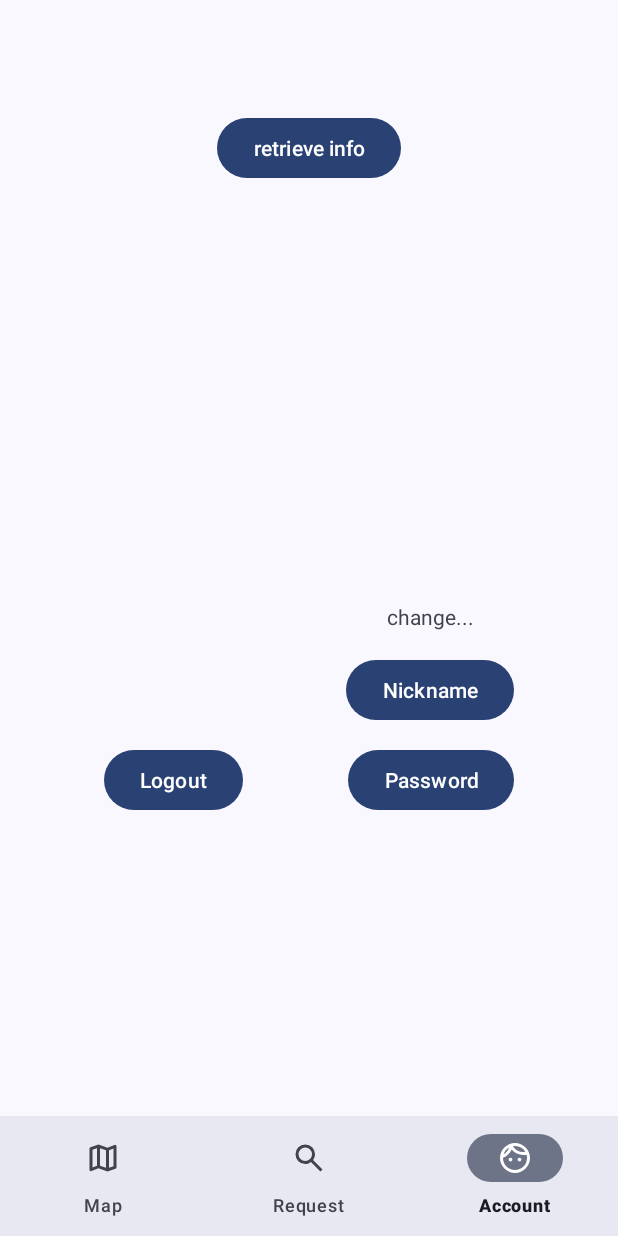
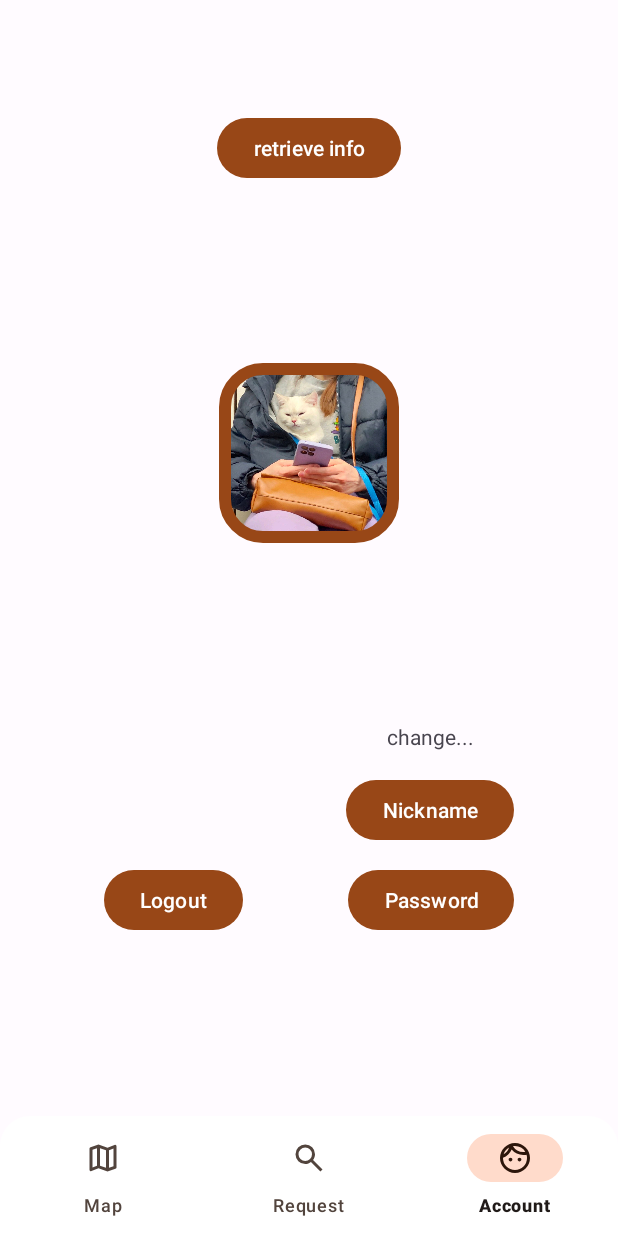
Before and after one commit to Rythmap/client-java-legacy, an Android app: the MainActivity screen opened directly, with no data from a screen before it, item 3 of the bottom bar chosen, on a phone screen of 412 x 824 dp. Run offline under Robolectric (Android 15) with nearby library versions, the phone set to English and light mode, and no system bars; our stand-ins replace data binding; libraries missing offline, so code that uses them is left out: com.mapbox.mapboxsdk; 9 statements that could not run were skipped.

Commit message:
intermediate commit

```diff
--- a/app/build.gradle.kts
+++ b/app/build.gradle.kts
@@ -49,10 +49,11 @@ dependencies {
     implementation("com.google.code.gson:gson:2.10.1")
     implementation("com.squareup.retrofit2:converter-gson:2.9.0")
     implementation("org.maplibre.gl:android-sdk:10.2.0")
-    implementation("com.google.android.gms:play-services-location:21.1.0")
+    implementation("com.google.android.gms:play-services-location:21.2.0")
     implementation("androidx.lifecycle:lifecycle-livedata:2.7.0")
     implementation("androidx.lifecycle:lifecycle-viewmodel:2.7.0")
     implementation("androidx.lifecycle:lifecycle-viewmodel-savedstate:2.7.0")
+    implementation("com.squareup.okhttp3:okhttp:4.12.0")
     testImplementation("junit:junit:4.13.2")
     androidTestImplementation("androidx.test.ext:junit:1.1.5")
     androidTestImplementation("androidx.test.espresso:espresso-core:3.5.1")
--- a/app/src/main/AndroidManifest.xml
+++ b/app/src/main/AndroidManifest.xml
@@ -7,6 +7,7 @@
     <uses-permission android:name="android.permission.ACCESS_FINE_LOCATION" />
 
     <application
+        android:usesCleartextTraffic="true"
         android:name=".MelodymapApplication"
         android:allowBackup="true"
         android:dataExtractionRules="@xml/data_extraction_rules"
--- a/app/src/main/java/com/mvnh/melodymap/AccountFragment.java
+++ b/app/src/main/java/com/mvnh/melodymap/AccountFragment.java
@@ -35,7 +35,7 @@ public class AccountFragment extends Fragment {
     private TokenManager tokenManager;
 
     @Override
-    public View onCreateView(LayoutInflater inflater, ViewGroup container,
+    public View onCreateView(@NonNull LayoutInflater inflater, ViewGroup container,
                              Bundle savedInstanceState) {
         binding = FragmentAccountBinding.inflate(inflater, container, false);
         accountVM = new ViewModelProvider(getActivity()).get(AccountViewModel.class);
@@ -65,8 +65,7 @@ public class AccountFragment extends Fragment {
         Call<AccountInfo> accountInfoCall = accountApi.getAccountInfo(token);
         accountInfoCall.enqueue(new Callback<AccountInfo>() {
             @Override
-            public void onResponse(Call<AccountInfo> call, Response<AccountInfo> response) {
-                // добавить обработку других кодов!!!!!
+            public void onResponse(@NonNull Call<AccountInfo> call, @NonNull Response<AccountInfo> response) {
                 if (isAdded() && getActivity() != null) {
                     if (response.isSuccessful()) {
                         Log.d("Melodymap", "response code" + response.code());
@@ -87,6 +86,7 @@ public class AccountFragment extends Fragment {
                             accountVM.setAccountInfo(getString(R.string.unknown_error) + response.code());
                             Log.e("Melodymap", String.valueOf(response.code()));
                         }
+                        requireActivity().finishAffinity();
                     }
                 }
             }
--- a/app/src/main/java/com/mvnh/melodymap/MainActivity.java
+++ b/app/src/main/java/com/mvnh/melodymap/MainActivity.java
@@ -1,6 +1,8 @@
 package com.mvnh.melodymap;
 
+import androidx.activity.EdgeToEdge;
 import androidx.appcompat.app.AppCompatActivity;
+import androidx.core.view.WindowCompat;
 import androidx.fragment.app.Fragment;
 import androidx.fragment.app.FragmentManager;
 import androidx.fragment.app.FragmentTransaction;
@@ -8,11 +10,15 @@ import androidx.fragment.app.FragmentTransaction;
 import static com.mvnh.melodymap.auth.AuthActivity.errorDescriptions;
 
 import android.content.Intent;
+import android.graphics.drawable.GradientDrawable;
 import android.os.Bundle;
 import android.util.Log;
 import android.widget.Toast;
 
 import com.google.android.material.bottomnavigation.BottomNavigationView;
+import com.google.android.material.shape.CornerFamily;
+import com.google.android.material.shape.MaterialShapeDrawable;
+import com.google.android.material.shape.ShapeAppearanceModel;
 import com.mvnh.melodymap.auth.AuthActivity;
 import com.mvnh.melodymap.responses.ServiceGenerator;
 import com.mvnh.melodymap.responses.account.AccountApi;
@@ -32,9 +38,9 @@ public class MainActivity extends AppCompatActivity {
     protected void onCreate(Bundle savedInstanceState) {
         super.onCreate(savedInstanceState);
         setContentView(R.layout.activity_main);
+        EdgeToEdge.enable(this);
 
         BottomNavigationView bnv = findViewById(R.id.mainBottomNavigation);
-
         tokenManager = new TokenManager(this);
         tokenValidation();
 
--- a/app/src/main/java/com/mvnh/melodymap/MapFragment.java
+++ b/app/src/main/java/com/mvnh/melodymap/MapFragment.java
@@ -9,9 +9,11 @@ import android.Manifest;
 import androidx.activity.result.ActivityResultLauncher;
 import androidx.activity.result.contract.ActivityResultContracts;
 import androidx.annotation.NonNull;
+import androidx.annotation.Nullable;
 import androidx.core.app.ActivityCompat;
 import androidx.fragment.app.Fragment;
 
+import android.util.Log;
 import android.view.LayoutInflater;
 import android.view.View;
 import android.view.ViewGroup;
@@ -19,18 +21,29 @@ import android.widget.Toast;
 
 import com.google.android.gms.location.FusedLocationProviderClient;
 import com.google.android.gms.location.LocationServices;
+import com.google.android.gms.tasks.OnCompleteListener;
+import com.google.android.gms.tasks.Task;
 import com.mapbox.mapboxsdk.Mapbox;
 import com.mapbox.mapboxsdk.camera.CameraPosition;
 import com.mapbox.mapboxsdk.geometry.LatLng;
 import com.mapbox.mapboxsdk.maps.MapView;
-import com.mapbox.mapboxsdk.maps.MapboxMap;
-import com.mapbox.mapboxsdk.maps.OnMapReadyCallback;
+
+import java.util.Objects;
+import java.util.concurrent.TimeUnit;
+
+import okhttp3.OkHttpClient;
+import okhttp3.Request;
+import okhttp3.Response;
+import okhttp3.WebSocket;
+import okhttp3.WebSocketListener;
 
 public class MapFragment extends Fragment {
 
     private MapView mapView;
     private String accessToken;
+    private TokenManager tokenManager;
     private FusedLocationProviderClient fusedLocationProviderClient;
+    private OkHttpClient client;
 
     private final ActivityResultLauncher<String> requestPermissionLauncher =
             registerForActivityResult(new ActivityResultContracts.RequestPermission(), isGranted -> {
@@ -53,15 +66,52 @@ public class MapFragment extends Fragment {
                              Bundle savedInstanceState) {
         View view = inflater.inflate(R.layout.fragment_map, container, false);
 
+        TokenManager tokenManager = new TokenManager(getContext());
+
+        client = new OkHttpClient.Builder().readTimeout(0, TimeUnit.MILLISECONDS).build();
+        Request request = new Request.Builder().url("wss://melomap.fun/ws").build();
+        WebSocket webSocket = client.newWebSocket(request, new WebSocketListener() {
+            @Override
+            public void onOpen(@NonNull WebSocket webSocket, @NonNull Response response) {
+                super.onOpen(webSocket, response);
+
+                if (ActivityCompat.checkSelfPermission(requireContext(), Manifest.permission.ACCESS_FINE_LOCATION) != PackageManager.PERMISSION_GRANTED) {
+                    requestPermissionLauncher.launch(Manifest.permission.ACCESS_FINE_LOCATION);
+                } else {
+                    fusedLocationProviderClient.getLastLocation().addOnCompleteListener(task -> {
+                       if (task.isSuccessful() && task.getResult() != null) {
+                           Location location = task.getResult();
+
+                           String json = "{\"access_token\":\"" + tokenManager.getToken() +
+                                   "\",\"geolocation\":{\"latitude\":" + location.getLatitude() +
+                                   ",\"longitude\":" + location.getLongitude() + "}}";
+                           webSocket.send(json);
+                       }
+                    });
+                }
+            }
+
+            @Override
+            public void onMessage(@NonNull WebSocket webSocket, @NonNull String text) {
+                super.onMessage(webSocket, text);
+                Log.d("Melodymap", "websocket response" + text);
+            }
+
+            @Override
+            public void onFailure(@NonNull WebSocket webSocket, @NonNull Throwable t, @Nullable Response response) {
+                super.onFailure(webSocket, t, response);
+                Log.d("Melodymap", "websocket failure: " + t.getMessage());
+            }
+        });
+
         accessToken = getString(R.string.jawg_access_token);
         String styleUrl = "https://api.jawg.io/styles/jawg-matrix.json?access-token=" + accessToken;
 
         mapView = view.findViewById(R.id.mapView);
         mapView.onCreate(savedInstanceState);
 
-        fusedLocationProviderClient = LocationServices.getFusedLocationProviderClient(getContext());
-        if (ActivityCompat.checkSelfPermission(getContext(), Manifest.permission.ACCESS_FINE_LOCATION) != PackageManager.PERMISSION_GRANTED
-                && ActivityCompat.checkSelfPermission(getContext(), Manifest.permission.ACCESS_COARSE_LOCATION) != PackageManager.PERMISSION_GRANTED) {
+        fusedLocationProviderClient = LocationServices.getFusedLocationProviderClient(requireContext());
+        if (ActivityCompat.checkSelfPermission(requireContext(), Manifest.permission.ACCESS_FINE_LOCATION) != PackageManager.PERMISSION_GRANTED) {
             requestPermissionLauncher.launch(Manifest.permission.ACCESS_FINE_LOCATION);
         } else {
             mapView.getMapAsync(mapboxMap -> mapboxMap.setStyle(styleUrl));
@@ -72,7 +122,7 @@ public class MapFragment extends Fragment {
     }
 
     private void getLocation() {
-        if (ActivityCompat.checkSelfPermission(getContext(), Manifest.permission.ACCESS_FINE_LOCATION) != PackageManager.PERMISSION_GRANTED) {
+        if (ActivityCompat.checkSelfPermission(requireContext(), Manifest.permission.ACCESS_FINE_LOCATION) != PackageManager.PERMISSION_GRANTED) {
             requestPermissionLauncher.launch(Manifest.permission.ACCESS_FINE_LOCATION);
         } else {
             fusedLocationProviderClient.getLastLocation().addOnCompleteListener(task -> {
--- a/app/src/main/java/com/mvnh/melodymap/MelodymapApplication.java
+++ b/app/src/main/java/com/mvnh/melodymap/MelodymapApplication.java
@@ -1,13 +1,12 @@
 package com.mvnh.melodymap;
 
 import android.app.Application;
-
 import com.google.android.material.color.DynamicColors;
 
 public class MelodymapApplication extends Application {
     @Override
     public void onCreate() {
         super.onCreate();
-        DynamicColors.applyToActivitiesIfAvailable(this);
+        //DynamicColors.applyToActivitiesIfAvailable(this);
     }
 }
--- a/app/src/main/java/com/mvnh/melodymap/RequestFragment.java
+++ b/app/src/main/java/com/mvnh/melodymap/RequestFragment.java
@@ -61,6 +61,8 @@ public class RequestFragment extends Fragment {
     }
 
     private void yandexRequest(String token) {
+        yandexMusicResultView.setText(R.string.wait);
+
         YandexApi yandexApi = ServiceGenerator.createService(YandexApi.class);
         Call<YandexInfo> call = yandexApi.getCurrentTrack(token);
 
--- a/app/src/main/java/com/mvnh/melodymap/TokenManager.java
+++ b/app/src/main/java/com/mvnh/melodymap/TokenManager.java
@@ -26,6 +26,7 @@ public class TokenManager {
                     EncryptedSharedPreferences.PrefValueEncryptionScheme.AES256_GCM
             );
         } catch (Exception e) {
+            Log.d("token", String.valueOf(e));
         }
     }
 
--- a/app/src/main/java/com/mvnh/melodymap/auth/LoginActivity.java
+++ b/app/src/main/java/com/mvnh/melodymap/auth/LoginActivity.java
@@ -9,6 +9,7 @@ import androidx.annotation.Nullable;
 import androidx.appcompat.app.AppCompatActivity;
 
 import android.util.Log;
+import android.view.View;
 import android.widget.Toast;
 
 import com.mvnh.melodymap.MainActivity;
@@ -60,7 +61,7 @@ public class LoginActivity extends AppCompatActivity {
                     AuthResponse authResponse = response.body();
                     String accessToken = authResponse.getAccessToken();
                     tokenManager.saveToken(accessToken);
-                    Log.d("Melodymap", "access token" + accessToken);
+                    Log.d("Melodymap", "access token " + accessToken);
                     runOnUiThread(() -> {
                         Log.d("Melodymap", "running main activity after successful response");
                         startActivity(new Intent(LoginActivity.this, MainActivity.class));
--- a/app/src/main/java/com/mvnh/melodymap/auth/RegisterActivity.java
+++ b/app/src/main/java/com/mvnh/melodymap/auth/RegisterActivity.java
@@ -1,18 +1,17 @@
 package com.mvnh.melodymap.auth;
 
 import static com.mvnh.melodymap.auth.AuthActivity.errorDescriptions;
-
-import androidx.appcompat.app.AppCompatActivity;
 
 import android.content.Intent;
 import android.os.Bundle;
 import android.util.Log;
 import android.widget.Toast;
 
+import androidx.appcompat.app.AppCompatActivity;
+
 import com.mvnh.melodymap.MainActivity;
 import com.mvnh.melodymap.R;
 import com.mvnh.melodymap.TokenManager;
-import com.mvnh.melodymap.databinding.ActivityLoginBinding;
 import com.mvnh.melodymap.databinding.ActivityRegisterBinding;
 import com.mvnh.melodymap.responses.ServiceGenerator;
 import com.mvnh.melodymap.responses.account.AccountApi;
--- a/app/src/main/java/com/mvnh/melodymap/responses/account/AccountApi.java
+++ b/app/src/main/java/com/mvnh/melodymap/responses/account/AccountApi.java
@@ -7,12 +7,12 @@ import retrofit2.http.POST;
 import retrofit2.http.Query;
 
 public interface AccountApi {
-    @GET("api/melomap/account.info")
+    @GET("melomap/account.info")
     Call<AccountInfo> getAccountInfo(@Query("token") String token);
 
-    @POST("api/melomap/account.register")
+    @POST("melomap/account.register")
     Call<AuthResponse> register(@Body AccountRegister request);
 
-    @POST("api/melomap/account.login")
+    @POST("melomap/account.login")
     Call<AuthResponse> login(@Body AccountLogin request);
 }
--- a/app/src/main/java/com/mvnh/melodymap/responses/yandex/YandexApi.java
+++ b/app/src/main/java/com/mvnh/melodymap/responses/yandex/YandexApi.java
@@ -5,6 +5,6 @@ import retrofit2.http.GET;
 import retrofit2.http.Query;
 
 public interface YandexApi {
-    @GET("api/music/yandex.current_track")
+    @GET("music?yandex.current_track")
     Call<YandexInfo> getCurrentTrack(@Query("token") String token);
 }
--- /dev/null
+++ b/app/src/main/res/drawable/rounded_top_corners.xml
@@ -0,0 +1,7 @@
+<?xml version="1.0" encoding="utf-8"?>
+<shape xmlns:android="http://schemas.android.com/apk/res/android">
+    <solid android:color="?attr/colorOnSecondary"/>
+    <corners
+        android:topLeftRadius="20dp"
+        android:topRightRadius="20dp"/>
+</shape>
--- a/app/src/main/res/layout/activity_main.xml
+++ b/app/src/main/res/layout/activity_main.xml
@@ -10,8 +10,8 @@
         android:id="@+id/mainBottomNavigation"
         android:layout_width="match_parent"
         android:layout_height="wrap_content"
-        android:background="?android:attr/windowBackground"
         app:labelVisibilityMode="labeled"
+        android:background="@drawable/rounded_top_corners"
         app:layout_constraintBottom_toBottomOf="parent"
         app:layout_constraintEnd_toEndOf="parent"
         app:layout_constraintStart_toStartOf="parent"
@@ -23,11 +23,12 @@
         android:id="@+id/fragmentContainerView"
         android:name="com.mvnh.melodymap.MapFragment"
         android:layout_width="match_parent"
-        android:layout_height="0dp"
+        android:layout_height="match_parent"
         app:layout_constraintBottom_toTopOf="@+id/mainBottomNavigation"
         app:layout_constraintEnd_toEndOf="parent"
+        app:layout_constraintHorizontal_bias="0.0"
         app:layout_constraintStart_toStartOf="parent"
-        app:layout_constraintTop_toTopOf="parent" />
-
+        app:layout_constraintTop_toTopOf="parent"
+        app:layout_constraintVertical_bias="0.0" />
 
 </androidx.constraintlayout.widget.ConstraintLayout>
--- a/app/src/main/res/layout/fragment_account.xml
+++ b/app/src/main/res/layout/fragment_account.xml
@@ -76,6 +76,26 @@
             app:layout_constraintEnd_toEndOf="parent"
             app:layout_constraintStart_toStartOf="parent"
             app:layout_constraintTop_toBottomOf="@+id/accountInfoView" />
+
+        <com.google.android.material.imageview.ShapeableImageView
+            android:layout_width="120dp"
+            android:layout_height="120dp"
+            android:layout_marginStart="120dp"
+            android:layout_marginTop="120dp"
+            android:layout_marginEnd="120dp"
+            android:layout_marginBottom="120dp"
+            android:src="@drawable/fuckthisworldcat"
+            app:layout_constraintBottom_toTopOf="@+id/changeLabel"
+            app:layout_constraintEnd_toEndOf="parent"
+            app:layout_constraintStart_toStartOf="parent"
+            app:layout_constraintTop_toBottomOf="@+id/retriveAccountInfoButton"
+            app:shapeAppearanceOverlay="@style/roundedImageView"
+            app:strokeColor="?attr/colorPrimary"
+            app:strokeWidth="8dp"
+            android:padding="4dp">
+
+        </com.google.android.material.imageview.ShapeableImageView>
+
     </androidx.constraintlayout.widget.ConstraintLayout>
 
 </layout>
--- a/app/src/main/res/layout/fragment_map.xml
+++ b/app/src/main/res/layout/fragment_map.xml
@@ -12,7 +12,11 @@
         android:layout_height="match_parent"
         mapbox:maplibre_cameraTargetLat="55.7510"
         mapbox:maplibre_cameraTargetLng="37.6176"
-        mapbox:maplibre_cameraZoom="10">
+        mapbox:maplibre_cameraZoom="10"
+        mapbox:maplibre_uiLogoGravity="bottom"
+        mapbox:maplibre_uiLogoMarginBottom="105dp"
+        mapbox:maplibre_uiAttributionGravity="bottom"
+        mapbox:maplibre_uiAttributionMarginBottom="105dp">
 
     </com.mapbox.mapboxsdk.maps.MapView>
 
--- a/app/src/main/res/values/colors.xml
+++ b/app/src/main/res/values/colors.xml
@@ -1,64 +1,64 @@
 
 <resources>
-    <color name="seed">#f8d5b8</color>
-    <color name="md_theme_light_primary">#8C4F00</color>
+    <color name="seed">#9b522a</color>
+    <color name="md_theme_light_primary">#984717</color>
     <color name="md_theme_light_onPrimary">#FFFFFF</color>
-    <color name="md_theme_light_primaryContainer">#FFDCBF</color>
-    <color name="md_theme_light_onPrimaryContainer">#2D1600</color>
-    <color name="md_theme_light_secondary">#735943</color>
+    <color name="md_theme_light_primaryContainer">#FFDBCB</color>
+    <color name="md_theme_light_onPrimaryContainer">#341100</color>
+    <color name="md_theme_light_secondary">#765849</color>
     <color name="md_theme_light_onSecondary">#FFFFFF</color>
-    <color name="md_theme_light_secondaryContainer">#FFDCBF</color>
-    <color name="md_theme_light_onSecondaryContainer">#291806</color>
-    <color name="md_theme_light_tertiary">#8C4F00</color>
-    <color name="md_theme_light_onTertiary">#FFFFFF</color>
-    <color name="md_theme_light_tertiaryContainer">#FFDCBF</color>
-    <color name="md_theme_light_onTertiaryContainer">#2D1600</color>
+    <color name="md_theme_light_secondaryContainer">#FFDBCB</color>
+    <color name="md_theme_light_onSecondaryContainer">#2C160B</color>
+    <color name="md_theme_light_tertiary">#00629e</color>
+    <color name="md_theme_light_onTertiary">#ffffff</color>
+    <color name="md_theme_light_tertiaryContainer">#cfe4ff</color>
+    <color name="md_theme_light_onTertiaryContainer">#001d34</color>
     <color name="md_theme_light_error">#BA1A1A</color>
     <color name="md_theme_light_errorContainer">#FFDAD6</color>
     <color name="md_theme_light_onError">#FFFFFF</color>
     <color name="md_theme_light_onErrorContainer">#410002</color>
     <color name="md_theme_light_background">#FFFBFF</color>
-    <color name="md_theme_light_onBackground">#201B17</color>
+    <color name="md_theme_light_onBackground">#201A18</color>
     <color name="md_theme_light_surface">#FFFBFF</color>
-    <color name="md_theme_light_onSurface">#201B17</color>
-    <color name="md_theme_light_surfaceVariant">#F2DFD1</color>
-    <color name="md_theme_light_onSurfaceVariant">#51443A</color>
-    <color name="md_theme_light_outline">#837469</color>
-    <color name="md_theme_light_inverseOnSurface">#FAEFE7</color>
-    <color name="md_theme_light_inverseSurface">#352F2B</color>
-    <color name="md_theme_light_inversePrimary">#FFB874</color>
+    <color name="md_theme_light_onSurface">#201A18</color>
+    <color name="md_theme_light_surfaceVariant">#F4DED5</color>
+    <color name="md_theme_light_onSurfaceVariant">#52443D</color>
+    <color name="md_theme_light_outline">#85736C</color>
+    <color name="md_theme_light_inverseOnSurface">#FBEEE9</color>
+    <color name="md_theme_light_inverseSurface">#362F2C</color>
+    <color name="md_theme_light_inversePrimary">#FFB692</color>
     <color name="md_theme_light_shadow">#000000</color>
-    <color name="md_theme_light_surfaceTint">#8C4F00</color>
-    <color name="md_theme_light_outlineVariant">#D5C3B6</color>
+    <color name="md_theme_light_surfaceTint">#984717</color>
+    <color name="md_theme_light_outlineVariant">#D7C2B9</color>
     <color name="md_theme_light_scrim">#000000</color>
-    <color name="md_theme_dark_primary">#FFB874</color>
-    <color name="md_theme_dark_onPrimary">#4B2800</color>
-    <color name="md_theme_dark_primaryContainer">#6B3B00</color>
-    <color name="md_theme_dark_onPrimaryContainer">#FFDCBF</color>
-    <color name="md_theme_dark_secondary">#E2C0A4</color>
-    <color name="md_theme_dark_onSecondary">#412C18</color>
-    <color name="md_theme_dark_secondaryContainer">#59422D</color>
-    <color name="md_theme_dark_onSecondaryContainer">#FFDCBF</color>
-    <color name="md_theme_dark_tertiary">#FFB874</color>
-    <color name="md_theme_dark_onTertiary">#4B2800</color>
-    <color name="md_theme_dark_tertiaryContainer">#6B3B00</color>
-    <color name="md_theme_dark_onTertiaryContainer">#FFDCBF</color>
+    <color name="md_theme_dark_primary">#FFB692</color>
+    <color name="md_theme_dark_onPrimary">#552000</color>
+    <color name="md_theme_dark_primaryContainer">#793100</color>
+    <color name="md_theme_dark_onPrimaryContainer">#FFDBCB</color>
+    <color name="md_theme_dark_secondary">#E6BEAC</color>
+    <color name="md_theme_dark_onSecondary">#432A1E</color>
+    <color name="md_theme_dark_secondaryContainer">#5C4033</color>
+    <color name="md_theme_dark_onSecondaryContainer">#FFDBCB</color>
+    <color name="md_theme_dark_tertiary">#9acbff</color>
+    <color name="md_theme_dark_onTertiary">#003355</color>
+    <color name="md_theme_dark_tertiaryContainer">#004a79</color>
+    <color name="md_theme_dark_onTertiaryContainer">#cfe4ff</color>
     <color name="md_theme_dark_error">#FFB4AB</color>
     <color name="md_theme_dark_errorContainer">#93000A</color>
     <color name="md_theme_dark_onError">#690005</color>
     <color name="md_theme_dark_onErrorContainer">#FFDAD6</color>
-    <color name="md_theme_dark_background">#201B17</color>
-    <color name="md_theme_dark_onBackground">#ECE0D9</color>
-    <color name="md_theme_dark_surface">#201B17</color>
-    <color name="md_theme_dark_onSurface">#ECE0D9</color>
-    <color name="md_theme_dark_surfaceVariant">#51443A</color>
-    <color name="md_theme_dark_onSurfaceVariant">#D5C3B6</color>
-    <color name="md_theme_dark_outline">#9E8E81</color>
-    <color name="md_theme_dark_inverseOnSurface">#201B17</color>
-    <color name="md_theme_dark_inverseSurface">#ECE0D9</color>
-    <color name="md_theme_dark_inversePrimary">#8C4F00</color>
+    <color name="md_theme_dark_background">#201A18</color>
+    <color name="md_theme_dark_onBackground">#EDE0DB</color>
+    <color name="md_theme_dark_surface">#201A18</color>
+    <color name="md_theme_dark_onSurface">#EDE0DB</color>
+    <color name="md_theme_dark_surfaceVariant">#52443D</color>
+    <color name="md_theme_dark_onSurfaceVariant">#D7C2B9</color>
+    <color name="md_theme_dark_outline">#A08D85</color>
+    <color name="md_theme_dark_inverseOnSurface">#201A18</color>
+    <color name="md_theme_dark_inverseSurface">#EDE0DB</color>
+    <color name="md_theme_dark_inversePrimary">#984717</color>
     <color name="md_theme_dark_shadow">#000000</color>
-    <color name="md_theme_dark_surfaceTint">#FFB874</color>
-    <color name="md_theme_dark_outlineVariant">#51443A</color>
+    <color name="md_theme_dark_surfaceTint">#FFB692</color>
+    <color name="md_theme_dark_outlineVariant">#52443D</color>
     <color name="md_theme_dark_scrim">#000000</color>
 </resources>
--- /dev/null
+++ b/app/src/main/res/values/dimens.xml
@@ -0,0 +1,4 @@
+<?xml version="1.0" encoding="utf-8"?>
+<resources>
+    <dimen name="twenty_dp">20dp</dimen>
+</resources>
--- a/app/src/main/res/values/themes.xml
+++ b/app/src/main/res/values/themes.xml
@@ -28,4 +28,9 @@
         <item name="colorSurfaceInverse">@color/md_theme_light_inverseSurface</item>
         <item name="colorPrimaryInverse">@color/md_theme_light_inversePrimary</item>
     </style>
+
+    <style name="roundedImageView">
+        <item name="cornerFamily">rounded</item>
+        <item name="cornerSize">25dp</item>
+    </style>
 </resources>
```
